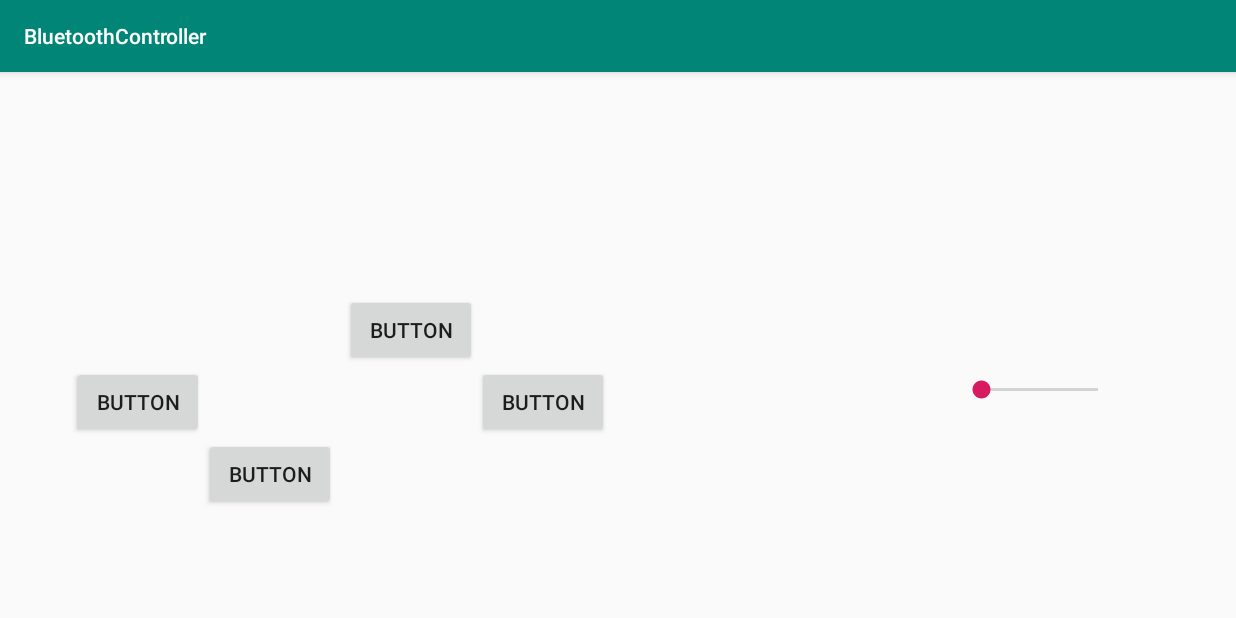
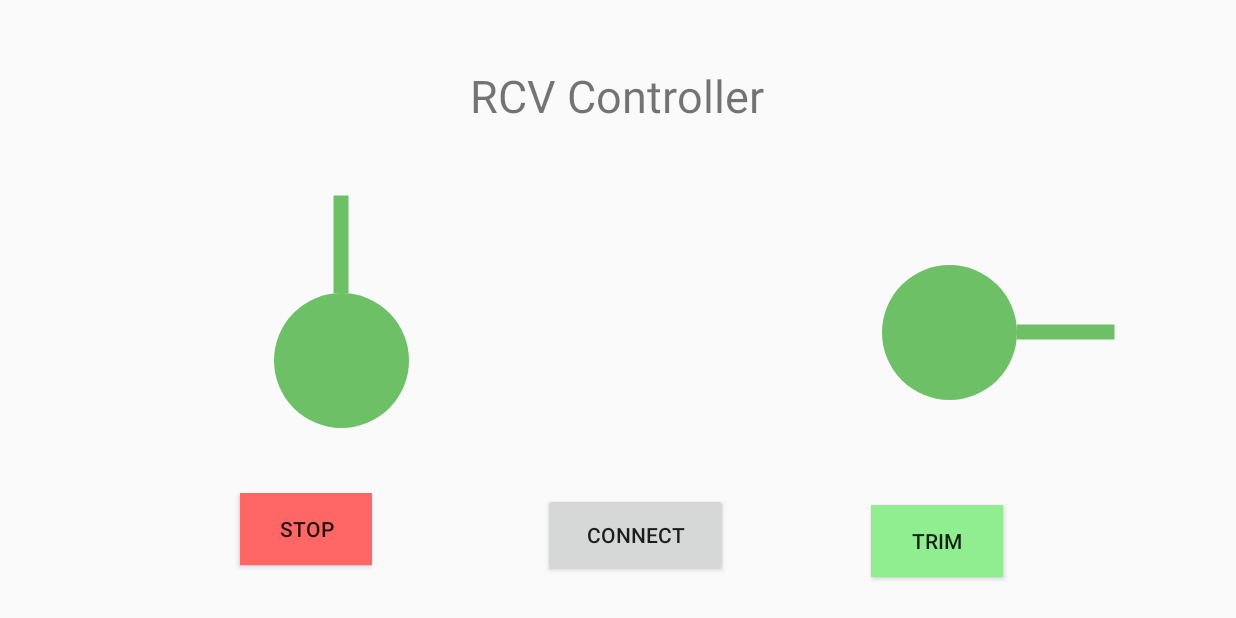
Before and after one commit to danielgray2/rcv-app, an Android app: the screen it shows after launch (MainActivity), on a phone screen of 824 x 412 dp (held sideways). Run offline under Robolectric (Android 15) with nearby library versions, the phone set to English and light mode, and no system bars; 2 statements that could not run were skipped.

Commit message:
Commented code

```diff
--- a/BluetoothController/app/build.gradle
+++ b/BluetoothController/app/build.gradle
@@ -1,4 +1,5 @@
 apply plugin: 'com.android.application'
+apply plugin: "androidx.navigation.safeargs"
 
 android {
     compileSdkVersion 29
@@ -20,10 +21,15 @@ android {
 }
 
 dependencies {
+    def nav_version = "2.1.0"
     implementation fileTree(dir: 'libs', include: ['*.jar'])
     implementation 'androidx.appcompat:appcompat:1.0.2'
     implementation 'androidx.constraintlayout:constraintlayout:1.1.3'
+    implementation 'androidx.legacy:legacy-support-v4:1.0.0'
     testImplementation 'junit:junit:4.12'
     androidTestImplementation 'androidx.test.ext:junit:1.1.0'
     androidTestImplementation 'androidx.test.espresso:espresso-core:3.1.1'
+    implementation 'com.google.android.material:material:1.0.0'
+    implementation "androidx.navigation:navigation-fragment:$nav_version"
+    implementation "androidx.navigation:navigation-ui:$nav_version"
 }
--- a/BluetoothController/app/src/main/java/com/example/bluetoothcontroller/MainActivity.java
+++ b/BluetoothController/app/src/main/java/com/example/bluetoothcontroller/MainActivity.java
@@ -2,104 +2,194 @@ package com.example.bluetoothcontroller;
 
 import androidx.appcompat.app.AppCompatActivity;
 
+import android.content.ComponentName;
+import android.content.Context;
+import android.content.Intent;
+import android.content.ServiceConnection;
 import android.os.Bundle;
+import android.os.IBinder;
 import android.view.MotionEvent;
 import android.view.View;
-import android.os.Handler;
 import android.widget.Button;
+import android.widget.SeekBar;
+
+import org.json.JSONException;
+import org.json.JSONObject;
 
 public class MainActivity extends AppCompatActivity {
 
+    /* Daniel Gray 12/5/19
+    * This activity defines and handles all of the inputs
+    * into the main portion of the application
+    * */
+
+    private static final String UPDATE_SPEED = "s";
+    private static final String UPDATE_DIRECTION = "d";
+    private static final String READY_FOR_UPDATE = "rfu";
     private BluetoothController btController;
-    private static final String MOVE_FORWARD = "moveForward";
-    private static final String STOP_MOVE_FORWARD = "stopMoveForward";
-    private static final String MOVE_BACKWARD = "moveBackward";
-    private static final String STOP_MOVE_BACKWARD = "stopMoveBackward";
-    private static final String TURN_LEFT = "turnLeft";
-    private static final String STOP_TURN_LEFT = "stopTurnLeft";
-    private static final String TURN_RIGHT = "turnRight";
-    private static final String STOP_TURN_RIGHT = "stopTurnRight";
 
-    private Button forwardButton;
-    private Button backwardButton;
-    private Button leftButton;
-    private Button rightButton;
+    private SeekBar speedController;
+    private SeekBar turnController;
+    private Button stopButton;
+    private Button trimButton;
+    private Button connectButton;
+    private BluetoothService btService;
+    private Boolean serviceBound = false;
 
     @Override
     protected void onCreate(Bundle savedInstanceState) {
-        Handler handler = new Handler();
+        /*
+        * This method is called when the application is created.
+         */
         super.onCreate(savedInstanceState);
         setContentView(R.layout.activity_main);
-        btController = new BluetoothController(this, handler);
-        btController.startBluetooth();
 
-        forwardButton = (Button) findViewById(R.id.forwardbutton);
-        backwardButton = (Button) findViewById(R.id.backwardbutton);
-        leftButton = (Button) findViewById(R.id.leftbutton);
-        rightButton = (Button) findViewById(R.id.rightbutton);
 
-        forwardButton.setOnTouchListener(new View.OnTouchListener(){
+        turnController = (SeekBar) findViewById(R.id.turnController);
+        speedController = (SeekBar) findViewById(R.id.speedController);
+        stopButton = (Button) findViewById(R.id.stop_button);
+        trimButton = (Button) findViewById(R.id.trimButton);
+        connectButton = (Button) findViewById(R.id.connectButton);
+
+        // This controls the turning and sends that information to the BluetoothService
+        turnController.setOnSeekBarChangeListener(new SeekBar.OnSeekBarChangeListener() {
             @Override
-            public boolean onTouch(View view, MotionEvent event){
-                switch (event.getAction()){
+            public void onProgressChanged(SeekBar seekBar, int progress, boolean fromUser) {
+                JSONObject messageObject = new JSONObject();
+                Integer trim = 0;
+                try {
+                    if(btService.getReceivedMessage().equals(READY_FOR_UPDATE)) {
+                        int valueToSend = progress + trim;
+                        System.out.println("Sending dude: " + valueToSend);
+                        messageObject.put("e", UPDATE_DIRECTION);
+                        messageObject.put("v", progress);
+                        btController.write(messageObject.toString().getBytes());
+                    }
+                } catch (JSONException e){
+                    System.out.println("There was an issue creating the JSON message object");
+                }
+                try{
+                    Thread.sleep(0);
+                }
+                catch (InterruptedException e){
+                    System.out.println("There was an interrupted exception");
+                }
+            }
+
+            @Override
+            public void onStartTrackingTouch(SeekBar seekBar) {}
+
+            @Override
+            public void onStopTrackingTouch(SeekBar seekBar) {}
+        });
+
+        // This controls the speed and sends that information to the BluetoothService
+        speedController.setOnSeekBarChangeListener(new SeekBar.OnSeekBarChangeListener() {
+            @Override
+            public void onProgressChanged(SeekBar seekBar, int progress, boolean fromUser) {
+                System.out.println("Here is the boolean: " + serviceBound);
+                JSONObject messageObject = new JSONObject();
+                try {
+                    if(btService.getReceivedMessage().equals(READY_FOR_UPDATE)) {
+                        messageObject.put("e", UPDATE_SPEED);
+                        messageObject.put("v", progress);
+                        btController.write(messageObject.toString().getBytes());
+                    }
+                } catch (JSONException e) {
+                    System.out.println("There was an issue creating the JSON message object");
+                }
+                try{
+                    Thread.sleep(0);
+                }
+                catch (InterruptedException e){
+                    System.out.println("There was an interrupted exception");
+                }
+            }
+
+            @Override
+            public void onStartTrackingTouch(SeekBar seekBar) {}
+
+            @Override
+            public void onStopTrackingTouch(SeekBar seekBar) {}
+        });
+
+        // This defines the break button
+        stopButton.setOnTouchListener(new View.OnTouchListener() {
+            @Override
+            public boolean onTouch(View v, MotionEvent event) {
+                switch(event.getAction()){
                     case MotionEvent.ACTION_DOWN:
-                        btController.write(MOVE_FORWARD.getBytes());
-                        return true;
-                    case MotionEvent.ACTION_UP:
-                        btController.write(STOP_MOVE_FORWARD.getBytes());
-                        return true;
-                    default:
-                        return false;
+                        speedController.setProgress(50);
                 }
+                return false;
             }
         });
 
-        backwardButton.setOnTouchListener(new View.OnTouchListener(){
+        // This button opens the trim menu
+        trimButton.setOnTouchListener(new View.OnTouchListener() {
             @Override
-            public boolean onTouch(View view, MotionEvent event){
-                switch (event.getAction()){
+            public boolean onTouch(View v, MotionEvent event) {
+                switch(event.getAction()){
                     case MotionEvent.ACTION_DOWN:
-                        btController.write(MOVE_BACKWARD.getBytes());
-                        return true;
-                    case MotionEvent.ACTION_UP:
-                        btController.write(STOP_MOVE_BACKWARD.getBytes());
-                        return true;
-                    default:
-                        return false;
+                        openSetTrim();
                 }
+                return false;
             }
         });
 
-        leftButton.setOnTouchListener(new View.OnTouchListener(){
+        // This defines the connect button
+        connectButton.setOnTouchListener(new View.OnTouchListener() {
             @Override
-            public boolean onTouch(View view, MotionEvent event){
-                switch (event.getAction()){
+            public boolean onTouch(View v, MotionEvent event) {
+                switch(event.getAction()){
                     case MotionEvent.ACTION_DOWN:
-                        btController.write(TURN_LEFT.getBytes());
-                        return true;
-                    case MotionEvent.ACTION_UP:
-                        btController.write(STOP_TURN_LEFT.getBytes());
-                        return true;
-                    default:
-                        return false;
+                        btController.startBluetooth();
                 }
-            }
-        });
-
-        rightButton.setOnTouchListener(new View.OnTouchListener(){
-            @Override
-            public boolean onTouch(View view, MotionEvent event){
-                switch (event.getAction()){
-                    case MotionEvent.ACTION_DOWN:
-                        btController.write(TURN_RIGHT.getBytes());
-                        return true;
-                    case MotionEvent.ACTION_UP:
-                        btController.write(STOP_TURN_RIGHT.getBytes());
-                        return true;
-                    default:
-                        return false;
-                }
+                return false;
             }
         });
     }
+
+    // This opens the trim settings
+    public void openSetTrim(){
+        Intent intent = new Intent(this, SetTrim.class);
+        startActivity(intent);
+    }
+
+    // This creates a connection service between the phone and the
+    // controller.
+    private ServiceConnection connection = new ServiceConnection() {
+        @Override
+        public void onServiceConnected(ComponentName className, IBinder service) {
+            // We've bound to LocalService, cast the IBinder and get LocalService instance
+            BluetoothService.LocalBinder binder = (BluetoothService.LocalBinder) service;
+            btService = binder.getService();
+            btController = btService.getBtController();
+            serviceBound = true;
+        }
+
+        @Override
+        public void onServiceDisconnected(ComponentName arg0) {
+            serviceBound = false;
+        }
+    };
+
+    // This binds to the bluetooth controller
+    @Override
+    protected void onStart() {
+        super.onStart();
+        // Bind to LocalService
+        Intent intent = new Intent(this, BluetoothService.class);
+        startService(intent);
+        bindService(intent, connection, Context.BIND_AUTO_CREATE);
+    }
+
+    // This handles disconnecting from the controller
+    @Override
+    protected void onStop() {
+        super.onStop();
+        unbindService(connection);
+        serviceBound = false;
+    }
+
 }
--- /dev/null
+++ b/BluetoothController/app/src/main/res/drawable/seek_bar.xml
@@ -0,0 +1,37 @@
+<?xml version="1.0" encoding="utf-8"?>
+<!--This defines the seekbar.
+Much of this code can be found here:
+https://stackoverflow.com/questions/32212259/android-how-to-change-default-seekbar-thickness-->
+<layer-list xmlns:android="http://schemas.android.com/apk/res/android">
+    <item android:id="@android:id/background">
+        <shape
+            android:shape="line"
+            android:layout_marginRight="76dp">
+            <stroke
+                android:color="@color/seek_bar_background"
+                android:width="@dimen/seek_bar_thickness"/>
+        </shape>
+    </item>
+
+    <item android:id="@android:id/progress">
+        <clip>
+            <shape
+                android:shape="line">
+                <stroke
+                    android:color="@color/seek_bar_progress"
+                    android:width="@dimen/seek_bar_thickness"/>
+            </shape>
+        </clip>
+    </item>
+
+    <item android:id="@android:id/secondaryProgress">
+        <clip>
+            <shape
+                android:shape="line">
+                <stroke
+                    android:color="@color/seek_bar_secondary_progress"
+                    android:width="@dimen/seek_bar_thickness"/>
+            </shape>
+        </clip>
+    </item>
+</layer-list>
--- /dev/null
+++ b/BluetoothController/app/src/main/res/drawable/seek_thumb.xml
@@ -0,0 +1,12 @@
+<?xml version="1.0" encoding="utf-8"?>
+<!--This defines the seekbar.
+Much of this code can be found here:
+https://stackoverflow.com/questions/32212259/android-how-to-change-default-seekbar-thickness-->
+<shape xmlns:android="http://schemas.android.com/apk/res/android"
+    android:shape="oval">
+    <size
+        android:height="@dimen/seek_bar_thumb_size"
+        android:width="@dimen/seek_bar_thumb_size"
+        />
+    <solid android:color="@color/seek_bar_progress"/>
+</shape>
--- a/BluetoothController/app/src/main/res/layout/activity_main.xml
+++ b/BluetoothController/app/src/main/res/layout/activity_main.xml
@@ -1,4 +1,9 @@
 <?xml version="1.0" encoding="utf-8"?>
+<!--
+
+This defines the schema of the main activity
+
+-->
 <androidx.constraintlayout.widget.ConstraintLayout xmlns:android="http://schemas.android.com/apk/res/android"
     xmlns:app="http://schemas.android.com/apk/res-auto"
     xmlns:tools="http://schemas.android.com/tools"
@@ -11,64 +16,87 @@
         android:layout_width="wrap_content"
         android:layout_height="wrap_content"
         android:orientation="horizontal"
-        app:layout_constraintGuide_begin="20dp" />
+        app:layout_constraintGuide_begin="26dp" />
 
     <SeekBar
-        android:id="@+id/seekBar2"
-        android:layout_width="110dp"
-        android:layout_height="32dp"
-        android:layout_marginTop="196dp"
-        android:layout_marginEnd="76dp"
-        android:layout_marginRight="76dp"
-        android:layout_marginBottom="16dp"
+        android:id="@+id/turnController"
+        android:layout_width="192dp"
+        android:layout_height="116dp"
+        android:layout_marginEnd="60dp"
+        android:layout_marginRight="60dp"
+        android:layout_marginBottom="132dp"
+        android:progressDrawable="@drawable/seek_bar"
+        android:thumb="@drawable/seek_thumb"
+        android:thumbOffset="0dp"
         app:layout_constraintBottom_toBottomOf="parent"
         app:layout_constraintEnd_toEndOf="parent"
-        app:layout_constraintTop_toTopOf="parent"
-        app:layout_constraintVertical_bias="0.0" />
+        app:layout_constraintTop_toTopOf="@+id/guideline"
+        app:layout_constraintVertical_bias="1.0" />
+
+    <SeekBar
+        android:id="@+id/speedController"
+        android:layout_width="192dp"
+        android:layout_height="116dp"
+        android:progressDrawable="@drawable/seek_bar"
+        android:rotation="270"
+        android:thumb="@drawable/seek_thumb"
+        android:thumbOffset="0dp"
+        app:layout_constraintBottom_toBottomOf="parent"
+        app:layout_constraintEnd_toStartOf="@+id/turnController"
+        app:layout_constraintHorizontal_bias="0.348"
+        app:layout_constraintStart_toStartOf="parent"
+        app:layout_constraintTop_toTopOf="@+id/guideline"
+        app:layout_constraintVertical_bias="0.449" />
 
     <Button
-        android:id="@+id/forwardbutton"
+        android:id="@+id/stop_button"
         android:layout_width="wrap_content"
         android:layout_height="wrap_content"
-        android:layout_marginStart="16dp"
-        android:layout_marginLeft="16dp"
-        android:layout_marginTop="148dp"
-        android:text="Button"
-        app:layout_constraintEnd_toStartOf="@+id/rightbutton"
-        app:layout_constraintHorizontal_bias="1.0"
-        app:layout_constraintStart_toEndOf="@+id/leftbutton"
-        app:layout_constraintTop_toTopOf="parent" />
+        android:background="#FF6666"
+        android:text="@string/stop_button"
+        app:layout_constraintBottom_toBottomOf="parent"
+        app:layout_constraintEnd_toEndOf="parent"
+        app:layout_constraintHorizontal_bias="0.217"
+        app:layout_constraintStart_toStartOf="parent"
+        app:layout_constraintTop_toBottomOf="@+id/speedController"
+        app:layout_constraintVertical_bias="0.65" />
+
+    <TextView
+        android:id="@+id/textView"
+        android:layout_width="wrap_content"
+        android:layout_height="wrap_content"
+        android:text="@string/header"
+        android:textSize="30dp"
+        app:layout_constraintBottom_toBottomOf="parent"
+        app:layout_constraintEnd_toEndOf="parent"
+        app:layout_constraintHorizontal_bias="0.499"
+        app:layout_constraintStart_toStartOf="parent"
+        app:layout_constraintTop_toTopOf="parent"
+        app:layout_constraintVertical_bias="0.116" />
 
     <Button
-        android:id="@+id/rightbutton"
+        android:id="@+id/trimButton"
         android:layout_width="wrap_content"
         android:layout_height="wrap_content"
-        android:layout_marginEnd="232dp"
-        android:layout_marginRight="232dp"
-        android:text="Button"
-        app:layout_constraintEnd_toStartOf="@+id/seekBar2"
-        app:layout_constraintTop_toBottomOf="@+id/forwardbutton" />
+        android:background="#90ee90"
+        android:text="@string/trim_header"
+        app:layout_constraintBottom_toBottomOf="parent"
+        app:layout_constraintEnd_toEndOf="parent"
+        app:layout_constraintHorizontal_bias="0.682"
+        app:layout_constraintStart_toEndOf="@+id/stop_button"
+        app:layout_constraintTop_toBottomOf="@+id/turnController"
+        app:layout_constraintVertical_bias="0.678" />
 
     <Button
-        android:id="@+id/leftbutton"
-        android:layout_width="wrap_content"
-        android:layout_height="wrap_content"
-        android:layout_marginStart="48dp"
-        android:layout_marginLeft="48dp"
-        android:text="Button"
-        app:layout_constraintStart_toStartOf="parent"
-        app:layout_constraintTop_toBottomOf="@+id/forwardbutton" />
+        android:id="@+id/connectButton"
+        android:layout_width="123dp"
+        android:layout_height="56dp"
+        android:text="@string/connect_button_text"
+        app:layout_constraintBottom_toBottomOf="parent"
+        app:layout_constraintEnd_toStartOf="@+id/trimButton"
+        app:layout_constraintHorizontal_bias="0.543"
+        app:layout_constraintStart_toEndOf="@+id/stop_button"
+        app:layout_constraintTop_toTopOf="parent"
+        app:layout_constraintVertical_bias="0.923" />
 
-    <Button
-        android:id="@+id/backwardbutton"
-        android:layout_width="wrap_content"
-        android:layout_height="wrap_content"
-        android:layout_marginTop="48dp"
-        android:layout_marginEnd="16dp"
-        android:layout_marginRight="16dp"
-        android:text="Button"
-        app:layout_constraintEnd_toStartOf="@+id/rightbutton"
-        app:layout_constraintHorizontal_bias="0.0"
-        app:layout_constraintStart_toEndOf="@+id/leftbutton"
-        app:layout_constraintTop_toBottomOf="@+id/forwardbutton" />
 </androidx.constraintlayout.widget.ConstraintLayout>
--- a/BluetoothController/app/src/main/res/values/colors.xml
+++ b/BluetoothController/app/src/main/res/values/colors.xml
@@ -1,6 +1,15 @@
 <?xml version="1.0" encoding="utf-8"?>
+<!--
+
+This defines the hexadecimal values of colors
+
+-->
 <resources>
     <color name="colorPrimary">#008577</color>
     <color name="colorPrimaryDark">#00574B</color>
     <color name="colorAccent">#D81B60</color>
+
+    <color name="seek_bar_background">#6DC066</color>
+    <color name="seek_bar_progress">#6DC066</color>
+    <color name="seek_bar_secondary_progress">#FFFFFF</color>
 </resources>
--- /dev/null
+++ b/BluetoothController/app/src/main/res/values/dimens.xml
@@ -0,0 +1,10 @@
+<?xml version="1.0" encoding="utf-8"?>
+<!--
+
+This defines some of the dimensions used in the activities
+
+-->
+<resources>
+    <dimen name="seek_bar_thickness">10dp</dimen>
+    <dimen name="seek_bar_thumb_size">90dp</dimen>
+</resources>
--- a/BluetoothController/app/src/main/res/values/strings.xml
+++ b/BluetoothController/app/src/main/res/values/strings.xml
@@ -1,3 +1,17 @@
+<!--
+
+This defines the string values used in the application
+
+-->
 <resources>
     <string name="app_name">BluetoothController</string>
+    <string name="stop_button">Stop</string>
+    <string name="header">RCV Controller</string>
+    <string name="trim_header">Trim</string>
+    <string name="trim_box_text">Value</string>
+    <string name="trim_button_text">Set Trim</string>
+    <string name="connect_button_text">Connect</string>
+
+    <!-- TODO: Remove or change this placeholder text -->
+    <string name="hello_blank_fragment">Hello blank fragment</string>
 </resources>
--- a/BluetoothController/app/src/main/res/values/styles.xml
+++ b/BluetoothController/app/src/main/res/values/styles.xml
@@ -1,8 +1,7 @@
 <resources>
 
     <!-- Base application theme. -->
-    <style name="AppTheme" parent="Theme.AppCompat.Light.DarkActionBar">
-        <!-- Customize your theme here. -->
+    <style name="AppTheme" parent="Theme.AppCompat.Light.NoActionBar">
         <item name="colorPrimary">@color/colorPrimary</item>
         <item name="colorPrimaryDark">@color/colorPrimaryDark</item>
         <item name="colorAccent">@color/colorAccent</item>
--- a/BluetoothController/build.gradle
+++ b/BluetoothController/build.gradle
@@ -7,7 +7,9 @@ buildscript {
 
     }
     dependencies {
+        def nav_version = "2.1.0"
         classpath 'com.android.tools.build:gradle:3.5.1'
+        classpath "androidx.navigation:navigation-safe-args-gradle-plugin:$nav_version"
 
         // NOTE: Do not place your application dependencies here; they belong
         // in the individual module build.gradle files
```
Also changed, not shown: BluetoothController/app/src/main/AndroidManifest.xml (+14 -3 lines), BluetoothController/app/src/main/java/com/example/bluetoothcontroller/BluetoothController.java (+17 -5 lines), BluetoothController/app/src/main/java/com/example/bluetoothcontroller/BluetoothService.java (added, +62 -0 lines), BluetoothController/app/src/main/java/com/example/bluetoothcontroller/SetTrim.java (added, +48 -0 lines), BluetoothController/app/src/main/res/layout/activity_set_trim.xml (added, +60 -0 lines).
